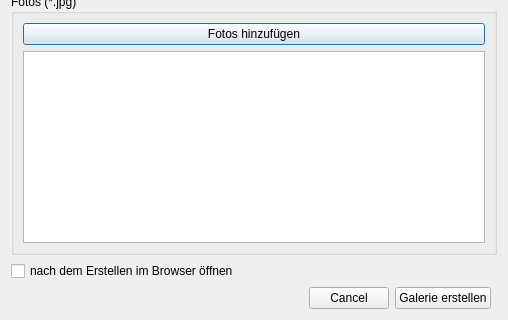
fupa/FuME, file bin/creategalery.ui: the form before one commit; both pictures show x 0 to 508 and y 199 to 519 of the 508 by 519 pixel window.
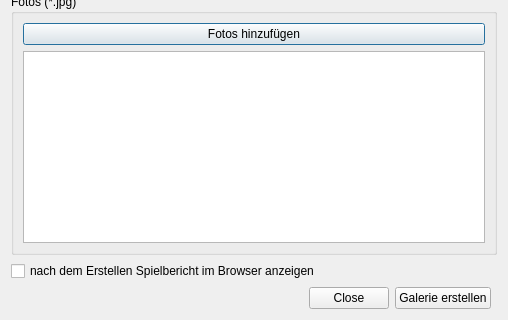
The form after the commit.

Patch:
```diff
--- a/bin/creategalery.ui
+++ b/bin/creategalery.ui
@@ -76,7 +76,7 @@
       <enum>Qt::Horizontal</enum>
      </property>
      <property name="standardButtons">
-      <set>QDialogButtonBox::Cancel</set>
+      <set>QDialogButtonBox::Close</set>
      </property>
     </widget>
    </item>
@@ -158,10 +158,10 @@
      </layout>
     </widget>
    </item>
-   <item row="4" column="0">
+   <item row="4" column="0" colspan="2">
     <widget class="QCheckBox" name="checkBox">
      <property name="text">
-      <string>nach dem Erstellen im Browser öffnen</string>
+      <string>nach dem Erstellen Spielbericht im Browser anzeigen</string>
      </property>
     </widget>
    </item>
```
